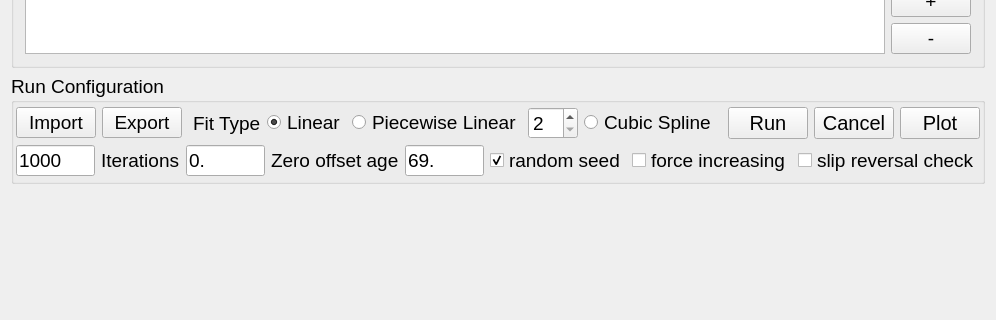
First picture: the form in gui/mainwindow.ui, repository cossatot/slip_rate_calculator, before the edit; both pictures show x 0 to 996 and y 224 to 544 of the 996 by 715 pixel window.
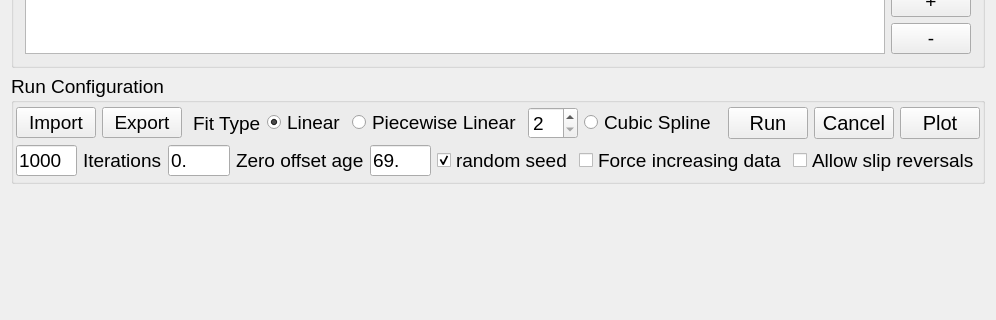
Second picture: the form after the edit.

Commit message: added option to allow/disallow slip rate reversals in code and gui

The edit to the form file:
```diff
--- a/gui/mainwindow.ui
+++ b/gui/mainwindow.ui
@@ -343,14 +343,14 @@
          <item>
           <widget class="QCheckBox" name="forceIncrCheckBox">
            <property name="text">
-            <string>force increasing</string>
+            <string>Force increasing data</string>
            </property>
           </widget>
          </item>
          <item>
           <widget class="QCheckBox" name="slipRevCheckBox">
            <property name="text">
-            <string>slip reversal check</string>
+            <string>Allow slip reversals</string>
            </property>
           </widget>
          </item>
```
The commit also changes 4 other files.
